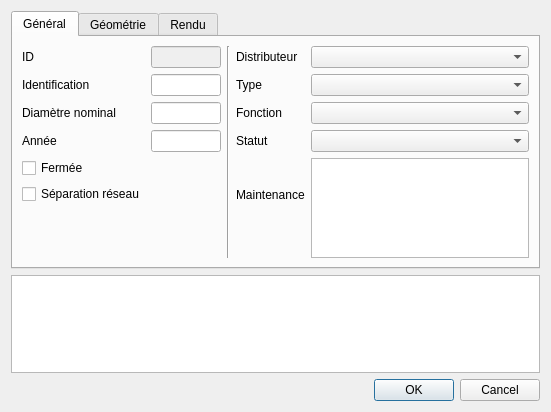
This is qgis-project/ui_forms/valve.ui in qwat/QWAT as Qt 5 draws it before an edit. The edited form follows.
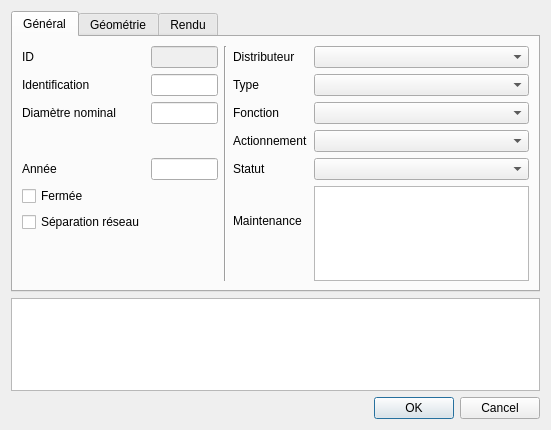
This is the edited form.

Commit message: added actuation to valve ui form

```diff
--- a/qgis-project/ui_forms/valve.ui
+++ b/qgis-project/ui_forms/valve.ui
@@ -7,7 +7,7 @@
     <x>0</x>
     <y>0</y>
     <width>551</width>
-    <height>412</height>
+    <height>430</height>
    </rect>
   </property>
   <property name="windowTitle">
@@ -37,40 +37,7 @@
        <string>Général</string>
       </attribute>
       <layout class="QGridLayout" name="gridLayout_3">
-       <item row="1" column="3">
-        <widget class="QLabel" name="label_3">
-         <property name="text">
-          <string>Type</string>
-         </property>
-        </widget>
-       </item>
-       <item row="1" column="4">
-        <widget class="QComboBox" name="fk_type"/>
-       </item>
-       <item row="2" column="3">
-        <widget class="QLabel" name="label_4">
-         <property name="text">
-          <string>Fonction</string>
-         </property>
-        </widget>
-       </item>
-       <item row="2" column="4">
-        <widget class="QComboBox" name="fk_function"/>
-       </item>
-       <item row="3" column="3">
-        <widget class="QLabel" name="label_16">
-         <property name="text">
-          <string>Statut</string>
-         </property>
-        </widget>
-       </item>
-       <item row="3" column="4">
-        <widget class="QComboBox" name="fk_status"/>
-       </item>
-       <item row="4" column="4" rowspan="4">
-        <widget class="QListWidget" name="fk_maintenance"/>
-       </item>
-       <item row="4" column="3" rowspan="3">
+       <item row="5" column="3" rowspan="3">
         <widget class="QLabel" name="label_10">
          <property name="text">
           <string>Maintenance</string>
@@ -87,7 +54,7 @@
        <item row="0" column="4">
         <widget class="QComboBox" name="fk_distributor"/>
        </item>
-       <item row="0" column="2" rowspan="8">
+       <item row="0" column="2" rowspan="9">
         <widget class="Line" name="line_2">
          <property name="orientation">
           <enum>Qt::Vertical</enum>
@@ -110,7 +77,7 @@
        <item row="2" column="1">
         <widget class="QLineEdit" name="diameter_nominal"/>
        </item>
-       <item row="3" column="1">
+       <item row="4" column="1">
         <widget class="QLineEdit" name="year"/>
        </item>
        <item row="0" column="0">
@@ -134,27 +101,70 @@
          </property>
         </widget>
        </item>
-       <item row="3" column="0">
+       <item row="4" column="0">
         <widget class="QLabel" name="label_7">
          <property name="text">
           <string>Année</string>
          </property>
         </widget>
        </item>
-       <item row="4" column="0">
+       <item row="5" column="0">
         <widget class="QCheckBox" name="closed">
          <property name="text">
           <string>Fermée</string>
          </property>
         </widget>
        </item>
-       <item row="5" column="0">
+       <item row="6" column="0">
         <widget class="QCheckBox" name="networkseparation">
          <property name="text">
           <string>Séparation réseau</string>
          </property>
         </widget>
        </item>
+       <item row="1" column="3">
+        <widget class="QLabel" name="label_3">
+         <property name="text">
+          <string>Type</string>
+         </property>
+        </widget>
+       </item>
+       <item row="1" column="4">
+        <widget class="QComboBox" name="fk_type"/>
+       </item>
+       <item row="2" column="3">
+        <widget class="QLabel" name="label_4">
+         <property name="text">
+          <string>Fonction</string>
+         </property>
+        </widget>
+       </item>
+       <item row="2" column="4">
+        <widget class="QComboBox" name="fk_function"/>
+       </item>
+       <item row="4" column="3">
+        <widget class="QLabel" name="label_16">
+         <property name="text">
+          <string>Statut</string>
+         </property>
+        </widget>
+       </item>
+       <item row="4" column="4">
+        <widget class="QComboBox" name="fk_status"/>
+       </item>
+       <item row="5" column="4" rowspan="4">
+        <widget class="QListWidget" name="fk_maintenance"/>
+       </item>
+       <item row="3" column="4">
+        <widget class="QComboBox" name="fk_actuation"/>
+       </item>
+       <item row="3" column="3">
+        <widget class="QLabel" name="label_21">
+         <property name="text">
+          <string>Actionnement</string>
+         </property>
+        </widget>
+       </item>
       </layout>
      </widget>
      <widget class="QWidget" name="tab_2">
```
